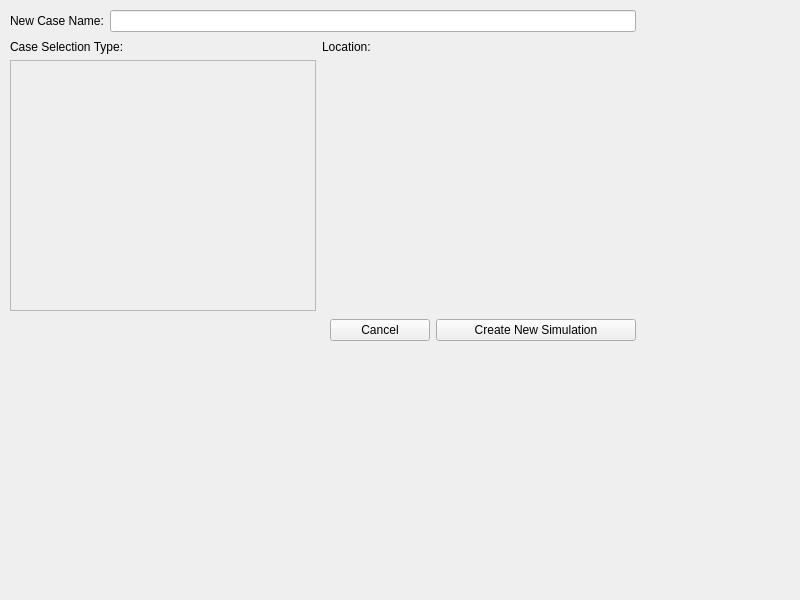
First picture: the form in cwe_guiWidgets/create_case_popup.ui, repository NHERI-SimCenter/CWE-Simulation-Tool, before the edit.
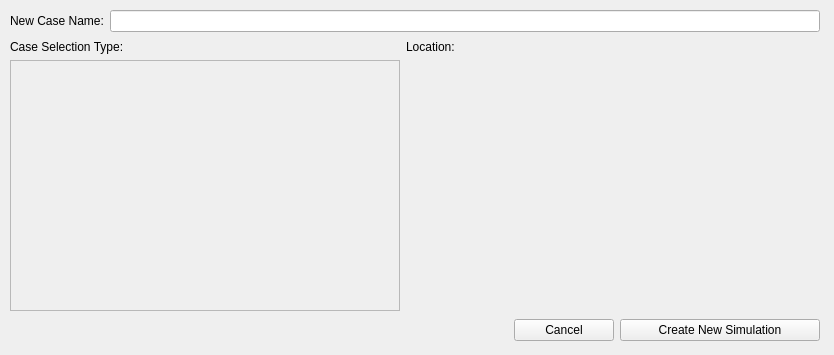
Second picture: the form after the edit. Custom widgets are drawn as their Qt base class.

Commit message: modified create case popup ui

Diff of the .ui file:
```diff
--- a/cwe_guiWidgets/create_case_popup.ui
+++ b/cwe_guiWidgets/create_case_popup.ui
@@ -6,29 +6,50 @@
    <rect>
     <x>0</x>
     <y>0</y>
-    <width>800</width>
-    <height>600</height>
+    <width>834</width>
+    <height>355</height>
    </rect>
   </property>
+  <property name="minimumSize">
+   <size>
+    <width>834</width>
+    <height>0</height>
+   </size>
+  </property>
   <property name="windowTitle">
    <string>MainWindow</string>
   </property>
   <widget class="QWidget" name="centralwidget">
+   <property name="sizePolicy">
+    <sizepolicy hsizetype="Expanding" vsizetype="Expanding">
+     <horstretch>0</horstretch>
+     <verstretch>0</verstretch>
+    </sizepolicy>
+   </property>
    <widget class="QFrame" name="cCreateCancelFrame">
     <property name="geometry">
      <rect>
       <x>10</x>
       <y>317</y>
-      <width>626</width>
+      <width>810</width>
       <height>26</height>
      </rect>
     </property>
+    <property name="sizePolicy">
+     <sizepolicy hsizetype="Expanding" vsizetype="Preferred">
+      <horstretch>0</horstretch>
+      <verstretch>0</verstretch>
+     </sizepolicy>
+    </property>
     <property name="minimumSize">
      <size>
-      <width>0</width>
+      <width>810</width>
       <height>0</height>
      </size>
     </property>
+    <property name="frameShape">
+     <enum>QFrame::NoFrame</enum>
+    </property>
     <property name="lineWidth">
      <number>0</number>
     </property>
@@ -91,16 +112,19 @@
      <rect>
       <x>10</x>
       <y>40</y>
-      <width>626</width>
+      <width>810</width>
       <height>271</height>
      </rect>
     </property>
     <property name="minimumSize">
      <size>
-      <width>0</width>
+      <width>810</width>
       <height>60</height>
      </size>
     </property>
+    <property name="frameShape">
+     <enum>QFrame::NoFrame</enum>
+    </property>
     <layout class="QHBoxLayout" name="horizontalLayout_3">
      <property name="leftMargin">
       <number>0</number>
@@ -115,16 +139,19 @@
       <widget class="QFrame" name="verticalFrame">
        <property name="minimumSize">
         <size>
-         <width>60</width>
-         <height>0</height>
-        </size>
-       </property>
-       <property name="maximumSize">
-        <size>
          <width>390</width>
+         <height>0</height>
+        </size>
+       </property>
+       <property name="maximumSize">
+        <size>
+         <width>16777215</width>
          <height>16777215</height>
         </size>
        </property>
+       <property name="frameShape">
+        <enum>QFrame::NoFrame</enum>
+       </property>
        <layout class="QVBoxLayout" name="verticalLayout_2">
         <property name="leftMargin">
          <number>0</number>
@@ -147,6 +174,15 @@
         </item>
         <item>
          <widget class="QScrollArea" name="scrollArea">
+          <property name="minimumSize">
+           <size>
+            <width>390</width>
+            <height>0</height>
+           </size>
+          </property>
+          <property name="frameShape">
+           <enum>QFrame::StyledPanel</enum>
+          </property>
           <property name="widgetResizable">
            <bool>true</bool>
           </property>
@@ -155,7 +191,7 @@
             <rect>
              <x>0</x>
              <y>0</y>
-             <width>304</width>
+             <width>388</width>
              <height>245</height>
             </rect>
            </property>
@@ -167,12 +203,27 @@
      </item>
      <item>
       <widget class="QFrame" name="verticalFrame1">
+       <property name="sizePolicy">
+        <sizepolicy hsizetype="Expanding" vsizetype="Expanding">
+         <horstretch>0</horstretch>
+         <verstretch>0</verstretch>
+        </sizepolicy>
+       </property>
        <property name="minimumSize">
         <size>
-         <width>60</width>
+         <width>410</width>
          <height>0</height>
         </size>
        </property>
+       <property name="maximumSize">
+        <size>
+         <width>16777215</width>
+         <height>16777215</height>
+        </size>
+       </property>
+       <property name="frameShape">
+        <enum>QFrame::NoFrame</enum>
+       </property>
        <layout class="QVBoxLayout" name="verticalLayout_3">
         <property name="spacing">
          <number>0</number>
@@ -204,6 +255,12 @@
             <verstretch>0</verstretch>
            </sizepolicy>
           </property>
+          <property name="minimumSize">
+           <size>
+            <width>410</width>
+            <height>0</height>
+           </size>
+          </property>
          </widget>
         </item>
        </layout>
@@ -216,13 +273,19 @@
      <rect>
       <x>10</x>
       <y>8</y>
-      <width>626</width>
+      <width>810</width>
       <height>26</height>
      </rect>
     </property>
+    <property name="sizePolicy">
+     <sizepolicy hsizetype="Expanding" vsizetype="Expanding">
+      <horstretch>0</horstretch>
+      <verstretch>0</verstretch>
+     </sizepolicy>
+    </property>
     <property name="minimumSize">
      <size>
-      <width>0</width>
+      <width>810</width>
       <height>0</height>
      </size>
     </property>
```
